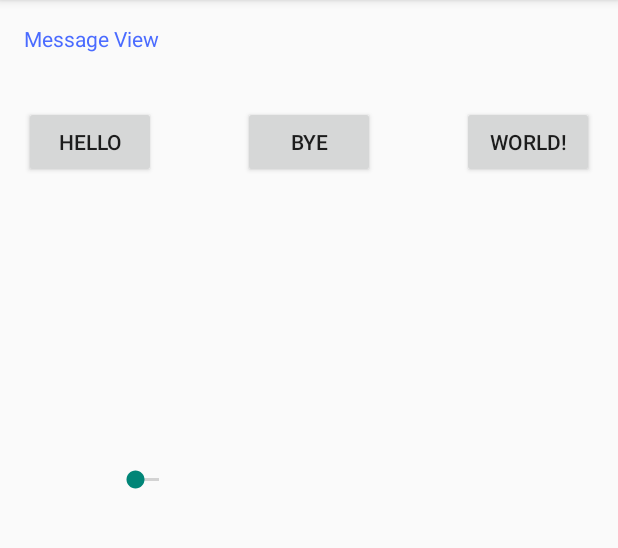
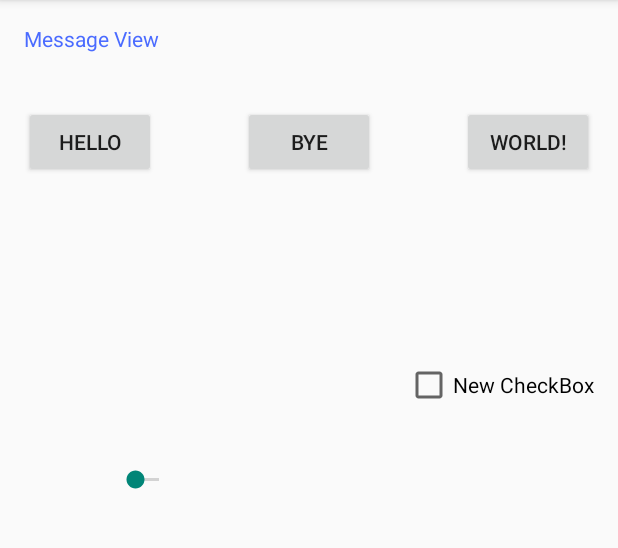
Before and after one commit to frankfmwu/MyAndroidTest, an Android app: the screen it shows after launch (MainActivity), on a phone screen of 412 x 824 dp, the part 84-632 px from its top. Run offline under Robolectric (Android 15) with nearby library versions, the phone set to English and light mode, and no system bars.

Commit message:
Try to push into ...

```diff
--- a/app/src/main/res/layout/activity_main.xml
+++ b/app/src/main/res/layout/activity_main.xml
@@ -55,4 +55,14 @@
         android:layout_toLeftOf="@+id/msgBtn3"
         android:layout_marginRight="40dp"
         android:layout_marginTop="192dp" />
+
+    <CheckBox
+        android:layout_width="wrap_content"
+        android:layout_height="wrap_content"
+        android:text="New CheckBox"
+        android:id="@+id/checkBox"
+        android:layout_alignBottom="@+id/seekBar"
+        android:layout_alignRight="@+id/msgBtn2"
+        android:layout_alignEnd="@+id/msgBtn2"
+        android:layout_marginBottom="56dp" />
 </RelativeLayout>
```
